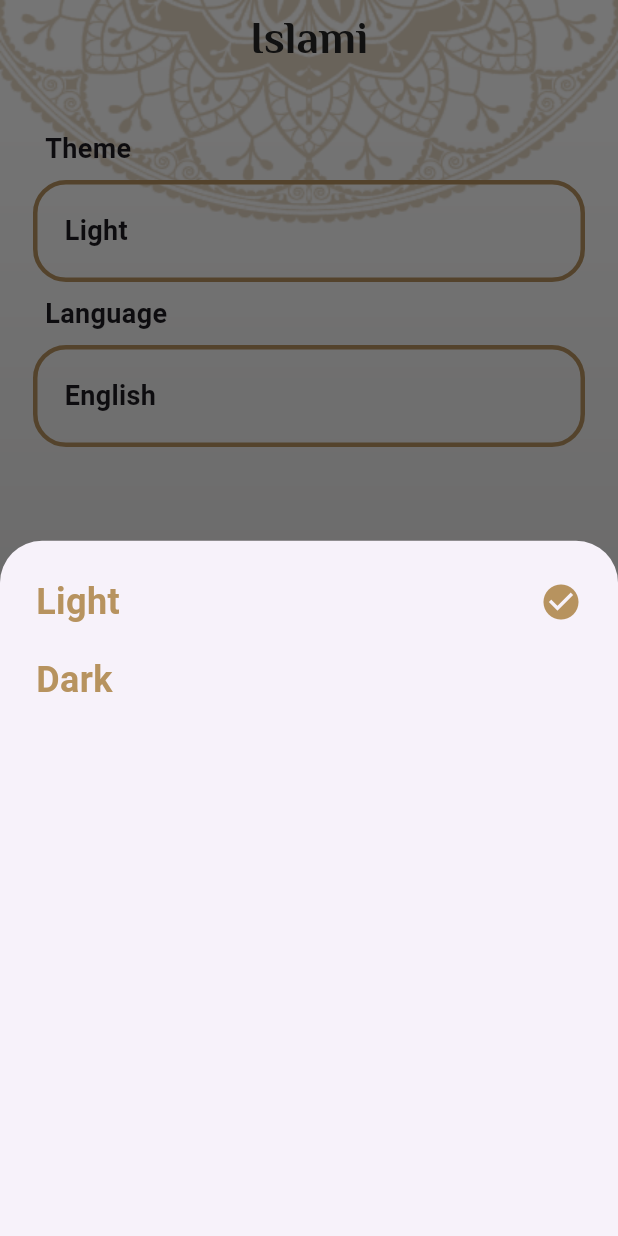
After one commit to BaselBarakat1/islami_app, a Flutter app: the screen it shows after launch, item 5 of the bottom bar chosen, after a tap on "Light", on a phone screen of 412 x 824 dp. The commit adds this screen. Run offline on Flutter 3.47's test engine with Material 3 defaults, Android fonts, the phone set to English and light mode, and no system bars.

Commit message:
+ settings tab

```diff
--- a/lib/ui/home/hadeth_tab/hadeth_tab.dart
+++ b/lib/ui/home/hadeth_tab/hadeth_tab.dart
@@ -15,12 +15,6 @@ List<Hadeth> Ahadeth = [];
     if(Ahadeth.isEmpty){
      LoadHadethFile();}
     return Ahadeth.isEmpty? Center(child: CircularProgressIndicator(color: Color(0xffB7935F),)) : Container(
-      decoration: BoxDecoration(
-          image: DecorationImage(
-              image: AssetImage('assets/images/main_background_light.png'),
-              fit:BoxFit.fill
-          )
-      ),
       child: Column(
 
         children: [
--- a/lib/ui/home/home_screen.dart
+++ b/lib/ui/home/home_screen.dart
@@ -2,6 +2,7 @@ import 'package:flutter/material.dart';
 import 'package:islami_app/ui/home/hadeth_tab/hadeth_tab.dart';
 import 'package:islami_app/ui/home/quran_tab/quran_tab.dart';
 import 'package:islami_app/ui/home/radio_tab/radio_tab.dart';
+import 'package:islami_app/ui/home/settings_tab/settings_tab.dart';
 import 'package:islami_app/ui/home/tasbeh_tab/tasbeh_tab.dart';
 
 class HomeScreen extends StatefulWidget {
@@ -19,6 +20,7 @@ List<Widget> tabs = [
   HadethTab(),
   TasbehTab(),
   RadioTab(),
+  SettingsTab(),
 ];
 
   @override
@@ -43,6 +45,7 @@ List<Widget> tabs = [
               BottomNavigationBarItem(icon: ImageIcon(AssetImage('assets/images/hadeth_ic.png')),label:'Hadeth' ,backgroundColor: Color(0xffB7935F)),
               BottomNavigationBarItem(icon:ImageIcon(AssetImage('assets/images/sebha_ic.png')) ,label: 'Tasbeh',backgroundColor: Color(0xffB7935F)),
               BottomNavigationBarItem(icon:ImageIcon(AssetImage('assets/images/radio_ic.png')) ,label:'Radio' ,backgroundColor: Color(0xffB7935F)),
+              BottomNavigationBarItem(icon: Icon(Icons.settings),label:'Settings',backgroundColor:Color(0xffB7935F)),
             ],
                     ),
             body: tabs[selectedIndexTab],
--- /dev/null
+++ b/lib/ui/home/settings_tab/settings_tab.dart
@@ -0,0 +1,71 @@
+import 'package:flutter/material.dart';
+import 'package:islami_app/ui/home/settings_tab/language_bottom_sheet.dart';
+import 'package:islami_app/ui/home/settings_tab/theme_bottom_sheet.dart';
+
+class SettingsTab extends StatefulWidget {
+
+  @override
+  State<SettingsTab> createState() => _SettingsTabState();
+}
+
+class _SettingsTabState extends State<SettingsTab> {
+  @override
+  Widget build(BuildContext context) {
+    return Container(
+      padding: EdgeInsets.all(22),
+      child: Column(
+        crossAxisAlignment: CrossAxisAlignment.stretch,
+        children: [
+          Padding(
+            padding: const EdgeInsets.all(8.0),
+            child: Text('Theme',style: TextStyle(fontSize: 18,fontWeight: FontWeight.bold,)),
+          ),
+          InkWell(
+            onTap: () {
+            showThemeBottomSheet();
+            },
+            child: Container(
+              padding: EdgeInsets.all(18),
+              decoration: BoxDecoration(
+                border: Border.all(
+                  color: Color(0xffB7935F),
+                  width: 3,
+                ),
+                borderRadius: BorderRadius.circular(22),
+              ),
+              child: Text('Light',style: TextStyle(fontSize: 18,fontWeight: FontWeight.bold)),
+            ),
+          ),
+          Padding(
+            padding: const EdgeInsets.all(8.0),
+            child: Text('Language',style: TextStyle(fontSize: 18,fontWeight: FontWeight.bold)),
+          ),
+          InkWell(
+            onTap: () {
+            showLanguageBottomSheet();
+            },
+            child: Container(
+              padding: EdgeInsets.all(18),
+              decoration: BoxDecoration(
+                border: Border.all(
+                  color: Color(0xffB7935F),
+                  width: 3,
+                ),
+                borderRadius: BorderRadius.circular(22),
+              ),
+              child: Text('English',style: TextStyle(fontSize: 18,fontWeight: FontWeight.bold)),
+            ),
+          ),
+        ],
+      ),
+    );
+  }
+
+  void showThemeBottomSheet() {
+    showModalBottomSheet(context: context, builder: (context) => themeBottomSheet());
+  }
+
+  void showLanguageBottomSheet() {
+    showModalBottomSheet(context: context, builder: (context) => languageBottomSheet());
+  }
+}
--- /dev/null
+++ b/lib/ui/home/settings_tab/theme_bottom_sheet.dart
@@ -0,0 +1,31 @@
+import 'package:flutter/material.dart';
+
+class themeBottomSheet extends StatelessWidget {
+
+  @override
+  Widget build(BuildContext context) {
+    return Container(
+      padding: EdgeInsets.all(24),
+      child: Column(
+        crossAxisAlignment: CrossAxisAlignment.start,
+        children: [
+          getSelectedItem('Light'),
+          SizedBox(height: 18,),
+          getUnSelectedItem('Dark'),
+        ],
+      ),
+    );
+  }
+  Widget getSelectedItem(String text){
+    return Row(
+      children: [
+        Text(text,style: TextStyle(fontSize: 24,fontWeight: FontWeight.bold,color: Color(0xffB7935F)),),
+        Spacer(),
+        Icon(Icons.check_circle,size: 28,color: Color(0xffB7935F),),
+      ],
+    );
+  }
+  Widget getUnSelectedItem(String text){
+    return Text(text,style: TextStyle(fontSize: 24,fontWeight: FontWeight.bold,color: Color(0xffB7935F)),);
+  }
+}
```
Also changed, not shown: assets/files/ahadeth.txt (+25 -25 lines), lib/ui/home/settings_tab/language_bottom_sheet.dart (added, +31 -0 lines).
